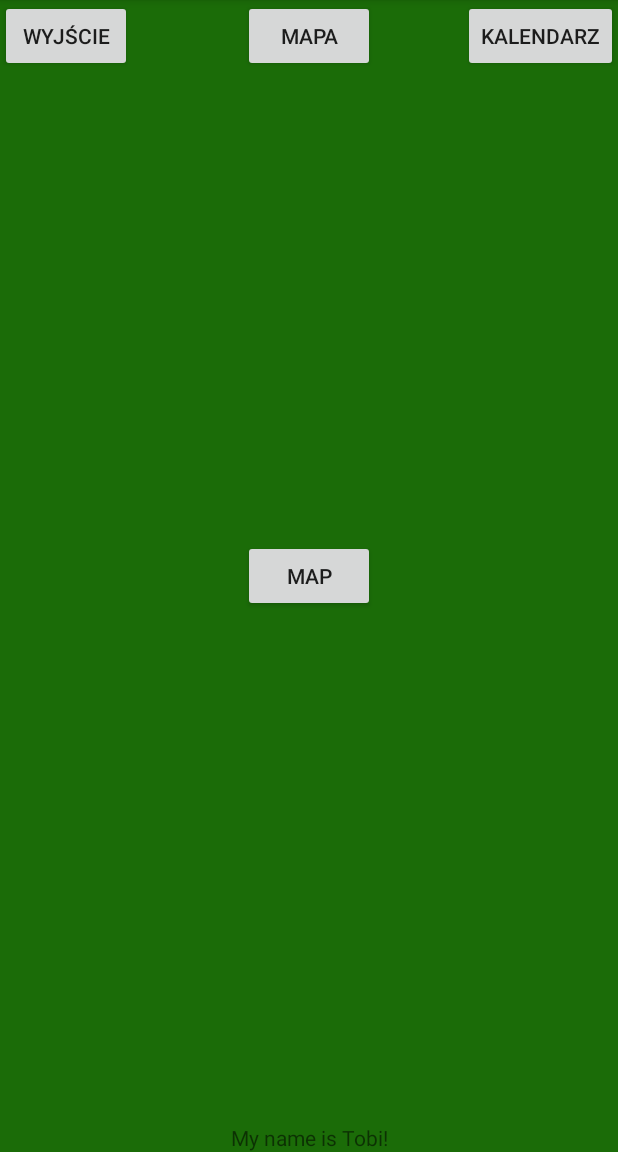
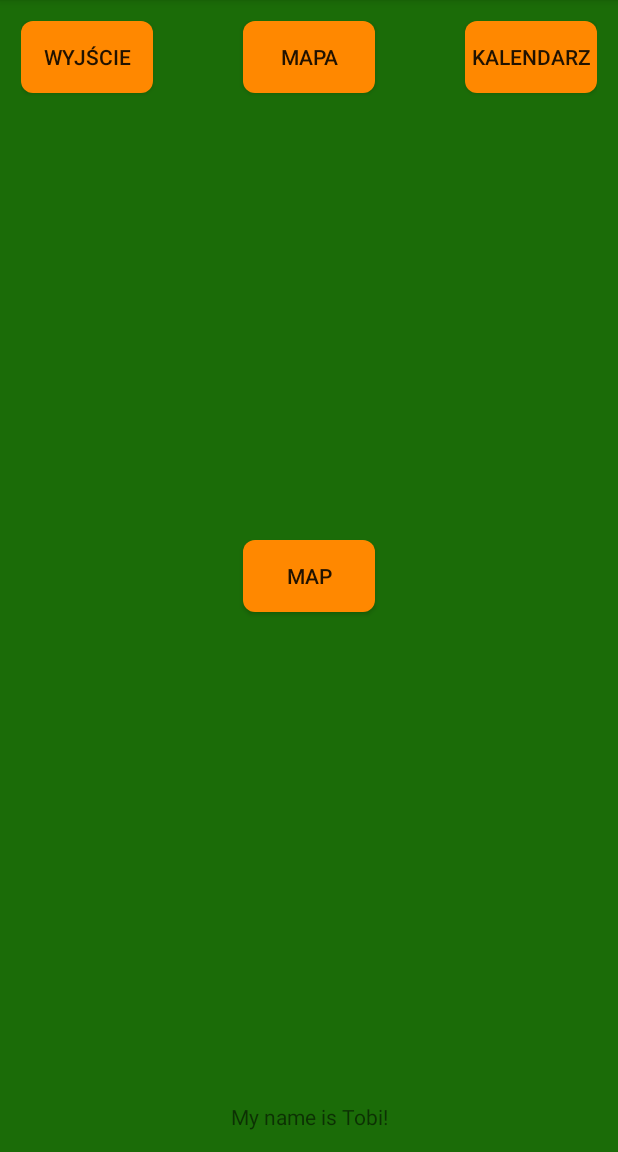
Before and after one commit to Akoszewski/Leszy, an Android app: the screen it shows after launch (MainActivity), on a phone screen of 412 x 824 dp, the part 84-1236 px from its top. Run offline under Robolectric (Android 15) with nearby library versions, the phone set to English and light mode, and no system bars.

Commit message:
Experiments with colors

```diff
--- /dev/null
+++ b/app/src/main/res/drawable/rounded_button.xml
@@ -0,0 +1,9 @@
+<?xml version="1.0" encoding="utf-8"?>
+<shape xmlns:android="http://schemas.android.com/apk/res/android"
+    android:shape="rectangle">
+    <solid android:color="@android:color/holo_orange_dark" />
+    <corners android:bottomRightRadius="8dp"
+        android:bottomLeftRadius="8dp"
+        android:topRightRadius="8dp"
+        android:topLeftRadius="8dp"/>
+</shape>
--- a/app/src/main/res/layout/activity_main.xml
+++ b/app/src/main/res/layout/activity_main.xml
@@ -7,13 +7,15 @@
     android:orientation="vertical"
     android:background="#1B6C08"
     tools:context=".MainActivity"
-    tools:layout_editor_absoluteY="25dp">
+    tools:layout_editor_absoluteY="25dp"
+    android:padding="14dp">
 
     <Button
         android:id="@+id/exit_button"
         android:layout_width="wrap_content"
         android:layout_height="wrap_content"
         android:strokeColor="#FFFFFFFF"
+        android:background = "@drawable/rounded_button"
         android:strokeWidth="0.5"
         android:onClick="exit1"
         android:text="Wyjście"/>
@@ -23,6 +25,7 @@
         android:layout_width="wrap_content"
         android:layout_height="wrap_content"
         android:strokeColor="#FFFFFFFF"
+        android:background = "@drawable/rounded_button"
         android:strokeWidth="0.5"
         android:onClick="mapa1"
         app:layout_constraintLeft_toLeftOf="parent"
@@ -34,6 +37,7 @@
         android:layout_width="wrap_content"
         android:layout_height="wrap_content"
         android:strokeColor="#FFFFFFFF"
+        android:background = "@drawable/rounded_button"
         android:strokeWidth="0.5"
         android:text="Kalendarz"
         app:layout_constraintRight_toRightOf="parent"
@@ -50,6 +54,7 @@
             android:layout_width="wrap_content"
             android:layout_height="wrap_content"
             android:strokeColor="#FFFFFFFF"
+            android:background = "@drawable/rounded_button"
             android:strokeWidth="0.5"
             android:text="Map"
             android:onClick="map"
```
